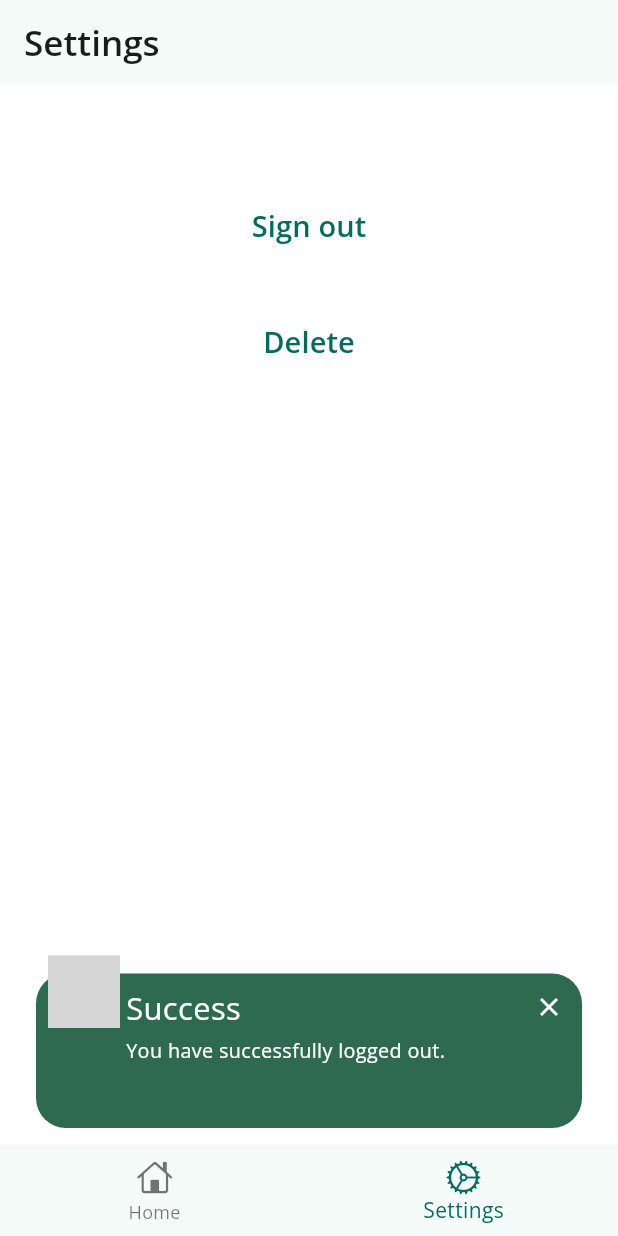
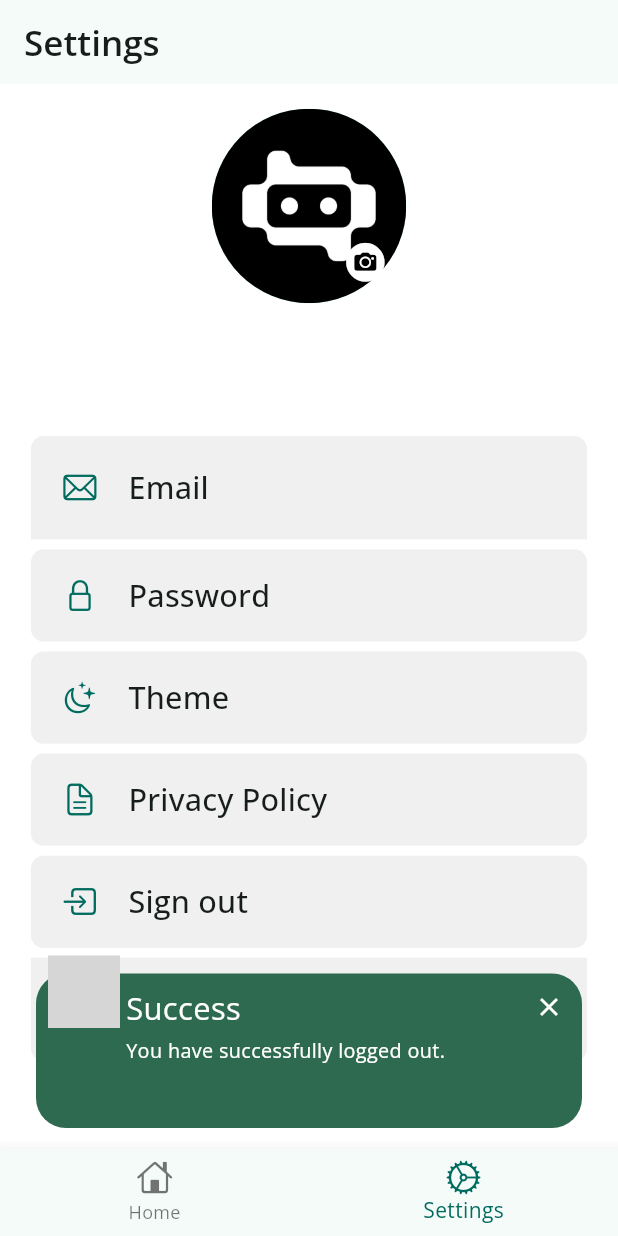
Before and after one commit to Alaminpk05/echo-verse, a Flutter app: the screen it shows once a user with an empty profile is signed in, item 2 of the bottom bar chosen, after a tap on "Sign out", on a phone screen of 412 x 824 dp. Run offline on Flutter 3.47's test engine with Material 3 defaults, Android fonts, the phone set to English and light mode, and no system bars; drawn by our look-alikes of awesome_snackbar_content; our stand-ins replace bloc, cloud_firestore, equatable, firebase_auth, firebase_core, flutter_bloc and 5 more; missing offline and left inert: flat_buffers, objectbox_flutter_libs; accounts and stored records are empty; generated files the repository leaves out were written again; grey boxes are pictures that could not be loaded.

Commit message:
create settings page ui

```diff
--- a/echo_verse/lib/core/config/theme/theme.dart
+++ b/echo_verse/lib/core/config/theme/theme.dart
@@ -20,6 +20,7 @@ class AppTheme {
               borderRadius: BorderRadius.circular(36.sp)),
           backgroundColor: teal,
         )),
+
         textButtonTheme: TextButtonThemeData(
             style: TextButton.styleFrom(
 
--- a/echo_verse/lib/features/settings/screens/settings.dart
+++ b/echo_verse/lib/features/settings/screens/settings.dart
@@ -1,12 +1,28 @@
 import 'package:awesome_snackbar_content/awesome_snackbar_content.dart';
+import 'package:echo_verse/core/constant/colors.dart';
 import 'package:echo_verse/core/constant/const_string.dart';
+import 'package:echo_verse/core/constant/padding_radius_size.dart';
 import 'package:echo_verse/core/routes/route_names.dart';
 import 'package:echo_verse/dependencies/service_locator.dart';
 import 'package:echo_verse/features/authentication/bloc/authentication/authentication_bloc.dart';
+import 'package:flutter/cupertino.dart';
+import 'package:flutter/foundation.dart';
 import 'package:flutter/material.dart';
 import 'package:flutter_bloc/flutter_bloc.dart';
 import 'package:go_router/go_router.dart';
 import 'package:responsive_sizer/responsive_sizer.dart';
+
+final double settingButtonMaxRadius = 12.sp;
+final double settingsMinRadius = 0.sp;
+
+final List<Map<String, dynamic>> settingsOptions = [
+  {'title': 'Email', 'icon': CupertinoIcons.mail},
+  {'title': 'Password', 'icon': CupertinoIcons.lock},
+  {'title': 'Theme', 'icon': CupertinoIcons.moon_stars},
+  {'title': 'Privacy Policy', 'icon': CupertinoIcons.doc_text},
+  {'title': 'Sign out', 'icon': CupertinoIcons.square_arrow_right},
+  {'title': 'Delete Account', 'icon': CupertinoIcons.delete},
+];
 
 class SettingsScreen extends StatefulWidget {
   const SettingsScreen({super.key});
@@ -23,13 +39,39 @@ class _SettingsScreenState extends State<SettingsScreen> {
         title: Text('Settings'),
       ),
       body: Padding(
-        padding: const EdgeInsets.all(8.0),
+        padding: EdgeInsets.symmetric(horizontal: horizontal, vertical: top),
         child: Center(
           child: Column(
             children: [
+              CircleAvatar(
+                radius: 33.sp,
+                backgroundImage: AssetImage('lib/assets/logo/robo.png'),
+                child: Stack(children: [
+                  Positioned(
+                    bottom: 10,
+                    right: 10,
+                    child: CircleAvatar(
+                      radius: 17.sp,
+                      backgroundColor: Colors.transparent,
+                      child: Icon(
+                        CupertinoIcons.camera_circle_fill,
+                        color: white,
+                        size: 30,
+                      ),
+                    ),
+                  ),
+                ]),
+              ),
+              SizedBox(
+                height: 1.2.h,
+              ),
               Text(
                 firebaseAut.currentUser!.displayName!,
-                style: Theme.of(context).textTheme.headlineMedium,
+                style: Theme.of(context).textTheme.titleLarge,
+              ),
+              Text(
+                firebaseAut.currentUser!.email!,
+                style: Theme.of(context).textTheme.titleSmall,
               ),
               SizedBox(
                 height: 3.h,
@@ -44,20 +86,67 @@ class _SettingsScreenState extends State<SettingsScreen> {
                         'Success');
                   }
                 },
-                child: TextButton(
-                    onPressed: () {
-                      context.read<AuthenticationBloc>().add(SignOutEvent());
+                child: Expanded(
+                  child: ListView.separated(
+                    separatorBuilder: (context, index) {
+                      return SizedBox(
+                        height: 0.8.h,
+                      );
                     },
-                    child: Text('Sign out')),
+                    itemCount: settingsOptions.length,
+                    itemBuilder: (context, index) {
+                      final lastIndex = settingsOptions.length - 1;
+                      final title = settingsOptions[index]['title'];
+                      final icon = settingsOptions[index]['icon'];
+                      return ElevatedButton.icon(
+                          onPressed: () {
+                            if (index == 4) {
+                              context
+                                  .read<AuthenticationBloc>()
+                                  .add(SignOutEvent());
+                            } else if (index == lastIndex) {
+                              context.push(RoutePath.forget,
+                                  extra: accountDelete);
+                            }
+                          },
+                          style: Theme.of(context).elevatedButtonTheme.style!.copyWith(
+                              padding: WidgetStatePropertyAll(
+                                  EdgeInsets.symmetric(
+                                      horizontal: 5.w,
+                                      vertical: index == lastIndex || index == 0
+                                          ? 0.8.h
+                                          : 0.35.h)),
+                              shape: WidgetStatePropertyAll(RoundedRectangleBorder(
+                                  borderRadius: BorderRadius.only(
+                                      topLeft: Radius.circular(index == lastIndex
+                                          ? settingsMinRadius
+                                          : settingButtonMaxRadius),
+                                      topRight: Radius.circular(
+                                          index == lastIndex ? settingsMinRadius : settingButtonMaxRadius),
+                                      bottomLeft: Radius.circular(index == 0 ? settingsMinRadius : settingButtonMaxRadius),
+                                      bottomRight: Radius.circular(index == 0 ? settingsMinRadius : settingButtonMaxRadius)))),
+                              backgroundColor: WidgetStatePropertyAll(Colors.grey.withAlpha(40))),
+                          icon: Icon(
+                            icon,
+                            size: 24,
+                          ),
+                          label: SizedBox(
+                            width: double.infinity,
+                            child: Padding(
+                              padding: EdgeInsets.all(1.5.h),
+                              child: Text(
+                                title,
+                                style: Theme.of(context)
+                                    .textTheme
+                                    .titleMedium!
+                                    .copyWith(fontSize: 18.5.sp),
+                              ),
+                            ),
+                          ));
+                    },
+                  ),
+                ),
               ),
-              SizedBox(
-                height: 3.h,
-              ),
-              TextButton(
-                  onPressed: () {
-                    context.push(RoutePath.forget, extra: accountDelete);
-                  },
-                  child: Text('Delete'))
             ],
           ),
         ),
```
Also changed, not shown: echo_verse/lib/core/constant/colors.dart (line endings or trailing spaces).
